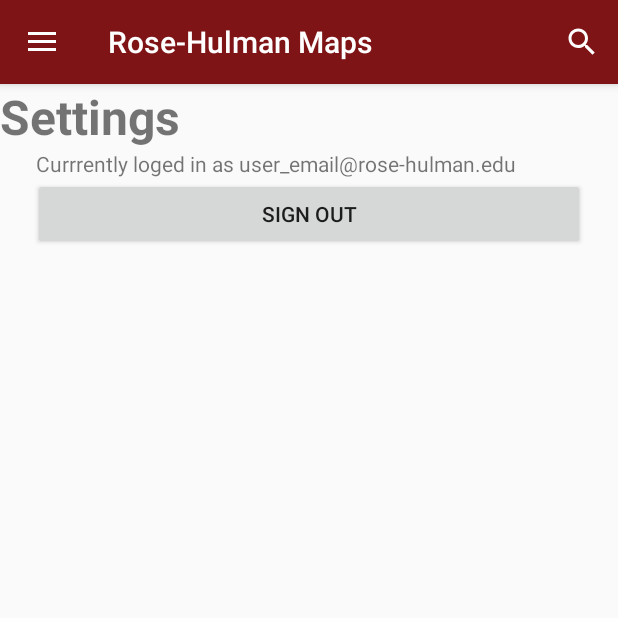
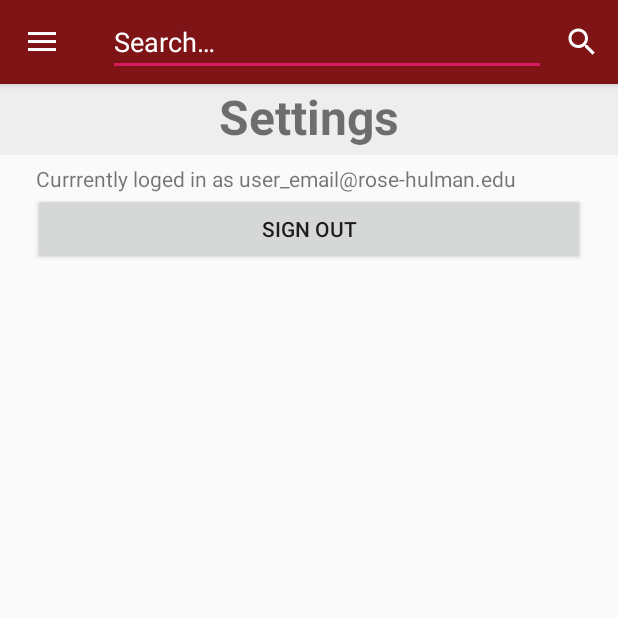
Before and after one commit to LyonsMatthew/csse483-rose-map-app, an Android app: the screen it shows after launch (MainActivity), on a phone screen of 412 x 824 dp, the top half of it. Run offline under Robolectric (Android 15) with nearby library versions, the phone set to English and light mode, and no system bars.

Commit message:
Add a partial location screen

```diff
--- a/app/src/main/res/layout/app_bar_main.xml
+++ b/app/src/main/res/layout/app_bar_main.xml
@@ -18,7 +18,19 @@
                 android:layout_width="match_parent"
                 android:layout_height="?attr/actionBarSize"
                 android:background="?attr/colorPrimary"
-                app:popupTheme="@style/AppTheme.PopupOverlay"/>
+                app:popupTheme="@style/AppTheme.PopupOverlay"
+                android:elevation="4dp"
+        >
+            <LinearLayout
+                    android:layout_width="match_parent"
+                    android:layout_height="wrap_content"
+                    android:orientation="horizontal">
+            <MultiAutoCompleteTextView
+                    android:text="@string/search"
+                    android:layout_width="match_parent"
+                    android:layout_height="wrap_content" android:id="@+id/multiAutoCompleteTextView"/>
+            </LinearLayout>
+        </android.support.v7.widget.Toolbar>
     </android.support.design.widget.AppBarLayout>
     <FrameLayout
             android:layout_width="match_parent"
--- a/app/src/main/res/layout/fragment_settings.xml
+++ b/app/src/main/res/layout/fragment_settings.xml
@@ -3,23 +3,34 @@
                 android:layout_width="match_parent"
                 android:layout_height="match_parent">
 
+    <RelativeLayout
+            android:id="@+id/titleview"
+            android:layout_width="match_parent"
+            android:layout_height="wrap_content"
+            android:background="@color/colorpagetitle"
+            android:paddingBottom="4dp">
     <TextView
-            android:text="Settings"
+            android:text="@string/action_settings"
+            android:layout_centerHorizontal="true"
             android:textSize="32sp"
             android:textStyle="bold"
             android:layout_width="wrap_content"
             android:layout_height="wrap_content" android:id="@+id/settings_title"/>
+    </RelativeLayout>
     <Button
             android:layout_below="@id/accountName"
-            android:text="Sign Out"
+            android:text="@string/sign_out"
             android:layout_marginLeft="22dp"
             android:layout_marginRight="22dp"
             android:layout_width="match_parent"
             android:layout_height="wrap_content" android:id="@+id/button"/>
     <TextView
             android:text="Currrently loged in as user_email@rose-hulman.edu"
+            android:layout_marginTop="6dp"
             android:layout_marginLeft="24dp"
-            android:layout_below="@id/settings_title"
+            android:layout_below="@id/titleview"
             android:layout_width="wrap_content"
-            android:layout_height="wrap_content" android:id="@+id/accountName"/>
+            android:layout_height="wrap_content"
+            android:id="@+id/accountName"
+            android:layout_marginStart="24dp"/>
 </RelativeLayout>
--- a/app/src/main/res/menu/activity_main_drawer.xml
+++ b/app/src/main/res/menu/activity_main_drawer.xml
@@ -7,23 +7,23 @@
         <item
                 android:id="@+id/nav_map"
                 android:icon="@drawable/ic_map"
-                android:title="Map"/>
+                android:title="@string/action_map"/>
         <item
                 android:id="@+id/nav_events"
                 android:icon="@drawable/ic_event"
-                android:title="Events"/>
+                android:title="@string/action_events"/>
         <item
                 android:id="@+id/nav_groups"
                 android:icon="@drawable/ic_group"
-                android:title="Groups"/>
+                android:title="@string/action_groups"/>
         <item
                 android:id="@+id/nav_locshare"
                 android:icon="@drawable/ic_my_location"
-                android:title="Location Sharing"/>
+                android:title="@string/action_location_sharing"/>
         <item
                 android:id="@+id/nav_settings"
                 android:icon="@drawable/ic_settings"
-                android:title="Settings"/>
+                android:title="@string/action_settings"/>
     </group>
 
 </menu>
--- a/app/src/main/res/values/colors.xml
+++ b/app/src/main/res/values/colors.xml
@@ -3,4 +3,5 @@
     <color name="colorPrimary">#7f1416</color>
     <color name="colorPrimaryDark">#000000</color>
     <color name="colorAccent">#D81B60</color>
+    <color name="colorpagetitle">#EEEEEE</color>
 </resources>
--- a/app/src/main/res/values/strings.xml
+++ b/app/src/main/res/values/strings.xml
@@ -7,4 +7,10 @@
     <string name="nav_header_desc">Navigation header</string>
     <string name="action_settings">Settings</string>
     <string name="action_search">Search</string>
+    <string name="search">Search…</string>
+    <string name="sign_out">Sign Out</string>
+    <string name="action_location_sharing">Location Sharing</string>
+    <string name="action_groups">Groups</string>
+    <string name="action_events">Events</string>
+    <string name="action_map">Map</string>
 </resources>
```
Also changed, not shown: app/src/main/res/layout/fragment_locshare.xml (+27 -0 lines).
